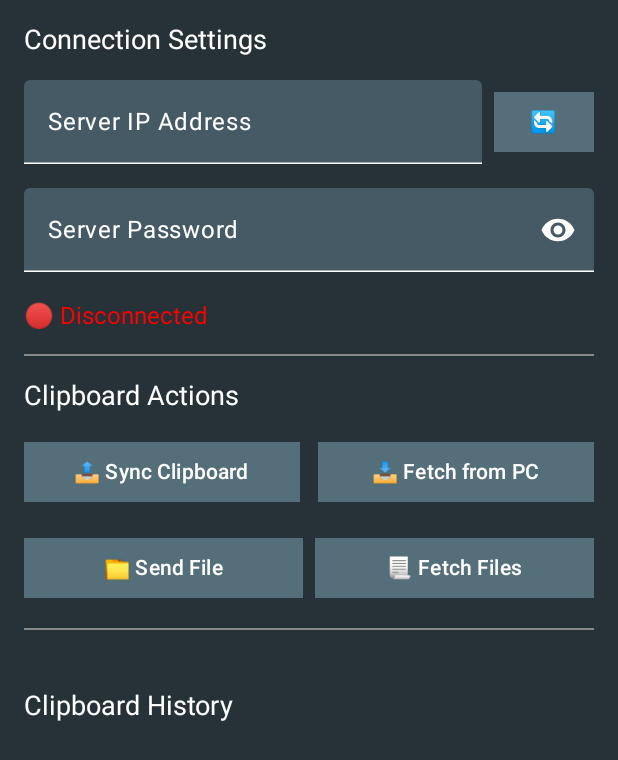
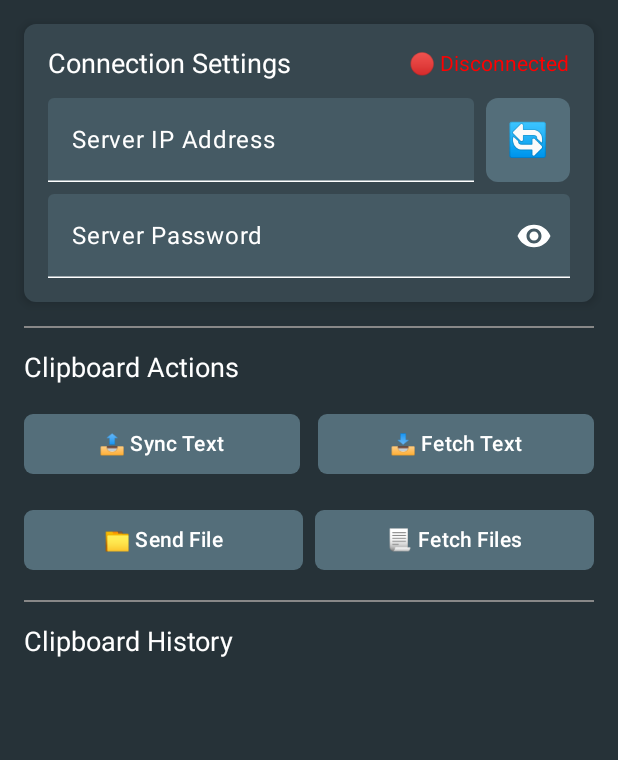
Before and after one commit to Prasen2003/ClipboardSync, an Android app built with Jetpack Compose: the screen it shows after launch (MainActivity), on a phone screen of 412 x 824 dp. Shown: the top 760 px of the screen. Run offline under Robolectric (Android 15) with nearby library versions, the phone set to English and light mode, and no system bars.

Commit message:
Connection settings UI improvement

```diff
--- a/app/src/main/java/com/example/clipboardsync/MainActivity.kt
+++ b/app/src/main/java/com/example/clipboardsync/MainActivity.kt
@@ -95,7 +95,7 @@ fun ClipboardSyncApp() {
 
     fun addToHistory(text: String) {
         val newHistory = listOf(text) + history.filterNot { it == text }
-        history = newHistory.take(20)
+        history = newHistory.take(50)
         prefs.edit().putString("clipboard_history", JSONArray(newHistory).toString()).apply()
     }
 
@@ -146,9 +146,33 @@ fun ClipboardSyncApp() {
             .background(Color(0xFF263238)) // dark blue-grey
             .padding(16.dp),
         verticalArrangement = Arrangement.spacedBy(16.dp)
+    ) {Card(
+        modifier = Modifier.fillMaxWidth(),
+        colors = CardDefaults.cardColors(containerColor = Color(0xFF37474F)),
+        shape = RoundedCornerShape(8.dp),
+        elevation = CardDefaults.cardElevation(4.dp)
     ) {
+        Column(modifier = Modifier.padding(16.dp)) {
 
-        Text("Connection Settings", fontSize = 18.sp, color = Color.White)
+            Row(
+                modifier = Modifier.fillMaxWidth(),
+                horizontalArrangement = Arrangement.SpaceBetween,
+                verticalAlignment = Alignment.CenterVertically
+            ) {
+                Text(
+                    text = "Connection Settings",
+                    fontSize = 18.sp,
+                    color = Color.White
+                )
+
+                Text(
+                    text = if (isConnected) "🟢 Connected" else "🔴 Disconnected",
+                    color = if (isConnected) Color.Green else Color.Red,
+                    fontSize = 14.sp
+                )
+            }
+
+            Spacer(modifier = Modifier.height(12.dp))
 
             Row(
                 modifier = Modifier.fillMaxWidth(),
@@ -176,6 +200,7 @@ fun ClipboardSyncApp() {
                         cursorColor = Color.White
                     )
                 )
+
                 Button(
                     onClick = {
                         discoverService(context) {
@@ -184,15 +209,21 @@ fun ClipboardSyncApp() {
                             Toast.makeText(context, "🔄 IP updated to $it", Toast.LENGTH_SHORT).show()
                         }
                     },
-                shape = RoundedCornerShape(0.dp),
+                    modifier = Modifier
+                        .height(56.dp)
+                        .width(56.dp),
+                    shape = RoundedCornerShape(8.dp),
                     colors = ButtonDefaults.buttonColors(
                         containerColor = buttonColor,
                         contentColor = buttonTextColor
-                )
+                    ),
+                    contentPadding = PaddingValues(0.dp)
                 ) {
-                Text("🔄")
+                    Text("🔄", fontSize = 22.sp)
                 }
             }
+
+            Spacer(modifier = Modifier.height(8.dp))
 
             TextField(
                 value = password,
@@ -200,7 +231,7 @@ fun ClipboardSyncApp() {
                     password = it
                     savePassword(it)
                 },
-            label = { Text("Server Password") },
+                label = { Text("Server Password", color = Color.White) },
                 singleLine = true,
                 modifier = Modifier.fillMaxWidth(),
                 visualTransformation = if (passwordVisible) VisualTransformation.None else PasswordVisualTransformation(),
@@ -224,16 +255,11 @@ fun ClipboardSyncApp() {
                     unfocusedIndicatorColor = Color.White,
                     cursorColor = Color.White
                 )
-
             )
+        }
+    }
 
 
-        Text(
-            text = if (isConnected) "🟢 Connected" else "🔴 Disconnected",
-            color = if (isConnected) Color.Green else Color.Red,
-            fontSize = 16.sp,
-            modifier = Modifier.padding(top = 4.dp)
-        )
 
         Divider(color = Color.Gray)
 
@@ -254,13 +280,13 @@ fun ClipboardSyncApp() {
                     }
                 },
                 modifier = Modifier.weight(1f),
-                shape = RoundedCornerShape(0.dp),
+                shape = RoundedCornerShape(6.dp),
                 colors = ButtonDefaults.buttonColors(
                     containerColor = buttonColor,
                     contentColor = buttonTextColor
                 )
             ) {
-                Text("📤 Sync Clipboard")
+                Text("📤 Sync Text")
             }
 
             Button(
@@ -272,13 +298,13 @@ fun ClipboardSyncApp() {
                     )
                 },
                 modifier = Modifier.weight(1f),
-                shape = RoundedCornerShape(0.dp),
+                shape = RoundedCornerShape(6.dp),
                 colors = ButtonDefaults.buttonColors(
                     containerColor = buttonColor,
                     contentColor = buttonTextColor
                 )
             ) {
-                Text("📥 Fetch from PC")
+                Text("📥 Fetch Text")
             }
         }
 
@@ -289,7 +315,7 @@ fun ClipboardSyncApp() {
             Button(
                 onClick = { fileLauncher.launch("*/*") },
                 modifier = Modifier.weight(1f),
-                shape = RoundedCornerShape(0.dp),
+                shape = RoundedCornerShape(6.dp),
                 colors = ButtonDefaults.buttonColors(
                     containerColor = buttonColor,
                     contentColor = buttonTextColor
@@ -306,7 +332,7 @@ fun ClipboardSyncApp() {
                     }
                 },
                 modifier = Modifier.weight(1f),
-                shape = RoundedCornerShape(0.dp),
+                shape = RoundedCornerShape(6.dp),
                 colors = ButtonDefaults.buttonColors(
                     containerColor = buttonColor,
                     contentColor = buttonTextColor
@@ -368,16 +394,13 @@ fun ClipboardSyncApp() {
         }
 
         Divider(color = Color.Gray)
+        Text("Clipboard History", fontSize = 18.sp, color = Color.White)
 
         LazyColumn(
             modifier = Modifier
                 .fillMaxSize()
-                .padding(top = 8.dp)
+                .padding(top = 2.dp)
         ) {
-            item {
-                Spacer(modifier = Modifier.height(16.dp))
-                Text("Clipboard History", fontSize = 18.sp, color = Color.White)
-            }
 
             items(history) { item ->
                 Row(
```
Also changed, not shown: 1 other file. Lines whose indentation alone changed are shown as unchanged.
